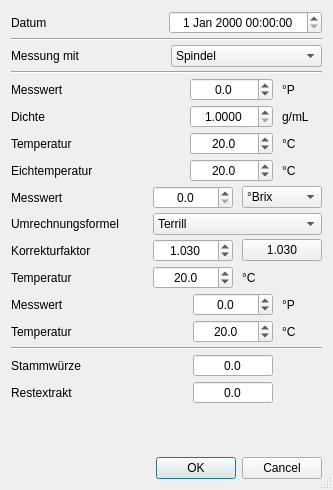
Before: the Qt Designer form kleiner-brauhelfer/dialogs/dlgrestextrakt.ui in kleiner-brauhelfer/kleiner-brauhelfer-2, drawn with Qt 5.
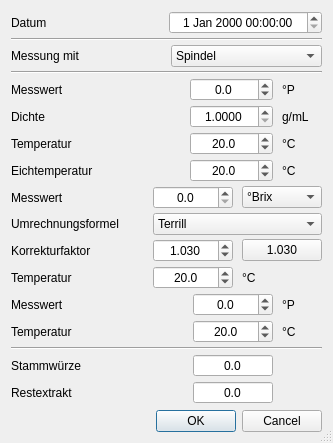
After: the same form once the commit is applied. Custom widgets are drawn as their Qt base class.

Patch:
```diff
--- a/kleiner-brauhelfer/dialogs/dlgrestextrakt.ui
+++ b/kleiner-brauhelfer/dialogs/dlgrestextrakt.ui
@@ -7,7 +7,7 @@
     <x>0</x>
     <y>0</y>
     <width>333</width>
-    <height>490</height>
+    <height>443</height>
    </rect>
   </property>
   <property name="windowTitle">
```
